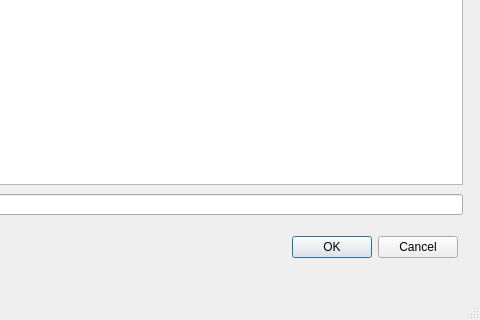
This is addBook.ui in smoksmk/booksKey as Qt 5 draws it before an edit; both pictures show x 128 to 608 and y 96 to 416 of the 608 by 416 pixel window. The edited form follows.
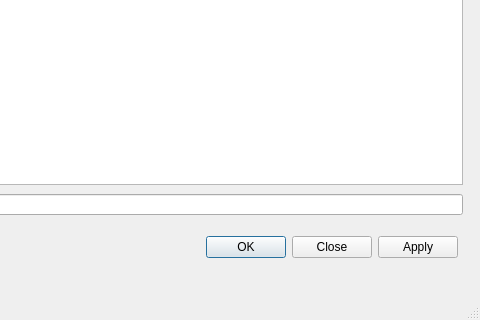
This is the edited form.

Commit message: save book claas

```diff
--- a/addBook.ui
+++ b/addBook.ui
@@ -131,14 +131,14 @@
    <widget class="QDialogButtonBox" name="buttonBox">
     <property name="geometry">
      <rect>
-      <x>410</x>
+      <x>315</x>
       <y>330</y>
-      <width>176</width>
+      <width>271</width>
       <height>27</height>
      </rect>
     </property>
     <property name="standardButtons">
-     <set>QDialogButtonBox::Cancel|QDialogButtonBox::Ok</set>
+     <set>QDialogButtonBox::Apply|QDialogButtonBox::Close|QDialogButtonBox::Ok</set>
     </property>
    </widget>
    <widget class="QLineEdit" name="koment">
```
The commit also changes 1 other file.
